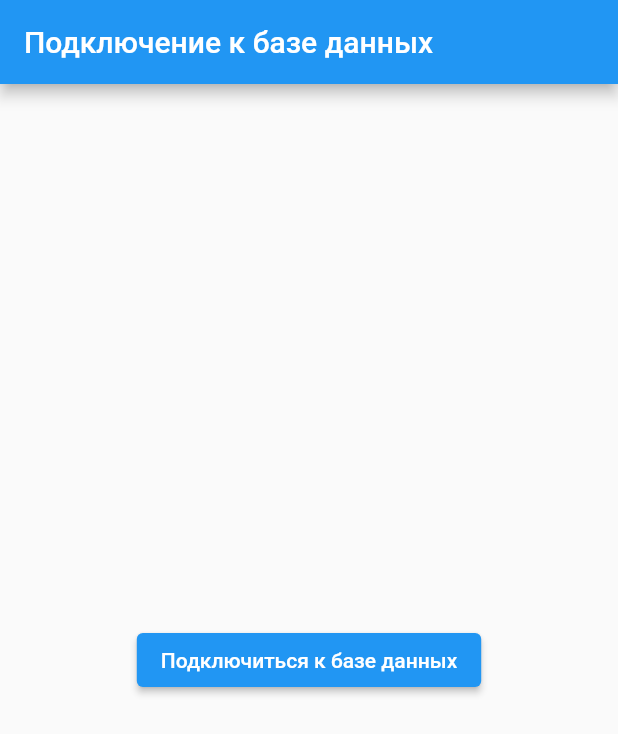
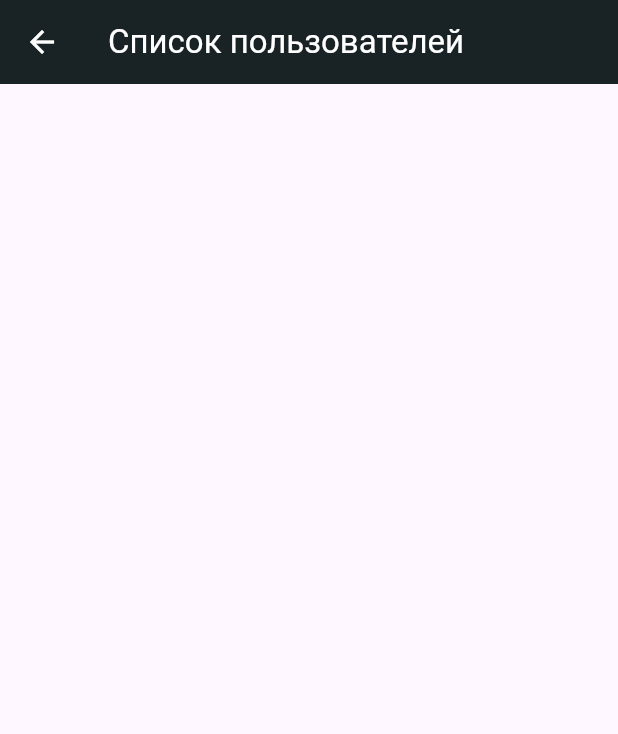
Before and after one commit to gizo333/zakupka, a Flutter app: the screen it shows once a user with an empty profile is signed in, after a tap on "Стоп-Минимум", on a phone screen of 412 x 824 dp. Shown: the top 734 px of the screen. Run offline on Flutter 3.47's test engine with Material 2 defaults, Android fonts, the phone set to English and light mode, and no system bars; our stand-ins replace cloud_firestore, email_validator, file_picker, firebase_auth, firebase_core; missing offline and left inert: excel, postgres; accounts and stored records are empty.

```diff
--- a/lib/main.dart
+++ b/lib/main.dart
@@ -50,7 +50,7 @@ class MyApp extends StatelessWidget {
         '/signup': (context) => SignUpScreen(),
         '/reset_password': (context) => const ResetPasswordScreen(),
         '/verify_email': (context) => const VerifyEmailScreen(),
-        '/stop': (context) => sql(),
+        '/stop': (context) => UserListPage(),
 
       },
       initialRoute: '/',
--- a/lib/pages/stop_minimum.dart
+++ b/lib/pages/stop_minimum.dart
@@ -1,8 +1,21 @@
 import 'package:flutter/material.dart';
 import 'package:postgres/postgres.dart';
 
+class UserListPage extends StatefulWidget {
+  @override
+  _UserListPageState createState() => _UserListPageState();
+}
 
-class sql extends StatelessWidget {
+class _UserListPageState extends State<UserListPage> {
+  List<Map<String, dynamic>> userList = [];
+
+  @override
+  void initState() {
+    super.initState();
+    fetchDataFromDatabase();
+  }
+
+  Future<void> fetchDataFromDatabase() async {
     final connection = PostgreSQLConnection(
       '37.140.241.144',
       5432,
@@ -11,34 +24,38 @@ class sql extends StatelessWidget {
       password: '1',
     );
 
-  void connectToDatabase() async {
     try {
       await connection.open();
-      if (connection.isClosed) {
-        print('Не удалось установить соединение с базой данных');
-      } else {
-        print('Соединение с базой данных успешно установлено');
-      }
+
+      final query = 'SELECT * FROM users';
+      final results = await connection.query(query);
+
+      setState(() {
+        userList = results.map((row) => row.toColumnMap()).toList();
+      });
     } catch (e) {
-      print('Ошибка при подключении к базе данных: $e');
+      print(e);
     } finally {
       await connection.close();
     }
   }
 
+
   @override
   Widget build(BuildContext context) {
-    return MaterialApp(
-      home: Scaffold(
+    return Scaffold(
       appBar: AppBar(
-          title: Text('Подключение к базе данных'),
+        title: Text('Список пользователей'),
       ),
-        body: Center(
-          child: ElevatedButton(
-            onPressed: connectToDatabase,
-            child: Text('Подключиться к базе данных'),
-          ),
-        ),
+      body: ListView.builder(
+        itemCount: userList.length,
+        itemBuilder: (context, index) {
+          final user = userList[index];
+          return ListTile(
+            title: Text(user['full_name']),
+            subtitle: Text(user['email']),
+          );
+        },
       ),
     );
   }
```
Also changed, not shown: lib/pages/verify_email_screen.dart (+8 -1 lines), lib/register/sign_up_form.dart (+16 -2 lines). Lines whose indentation alone changed are shown as unchanged.
